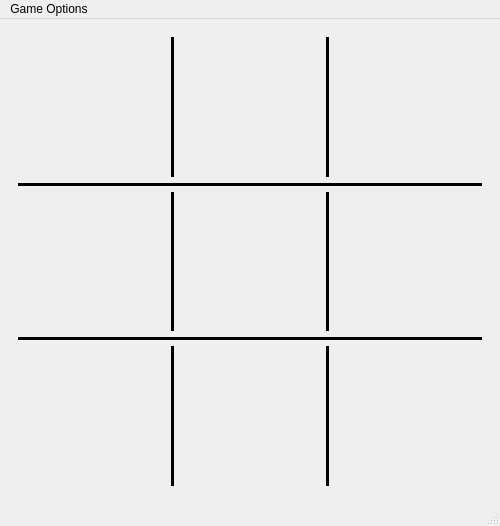
This is ui/mainWindow.ui in Braeden6/sudokuSolver as Qt 5 draws it before an edit. The edited form follows.
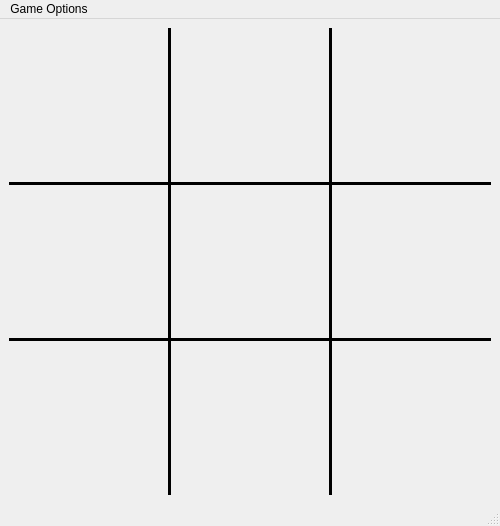
This is the edited form.

Commit message: ENH:added menu actions for solver BFS and DFS with a visual display of solving.

The edit to the form file:
```diff
--- a/ui/mainWindow.ui
+++ b/ui/mainWindow.ui
@@ -18,6 +18,21 @@
     <item>
      <widget class="QWidget" name="widget" native="true">
       <layout class="QVBoxLayout" name="verticalLayout">
+       <property name="spacing">
+        <number>0</number>
+       </property>
+       <property name="leftMargin">
+        <number>0</number>
+       </property>
+       <property name="topMargin">
+        <number>0</number>
+       </property>
+       <property name="rightMargin">
+        <number>0</number>
+       </property>
+       <property name="bottomMargin">
+        <number>0</number>
+       </property>
        <item>
         <widget class="QWidget" name="widget_32" native="true">
          <layout class="QGridLayout" name="gridLayout_4">
```
Left out of the diff: 12 changed lines with no effect on the pictures. The commit also changes 2 other files.
